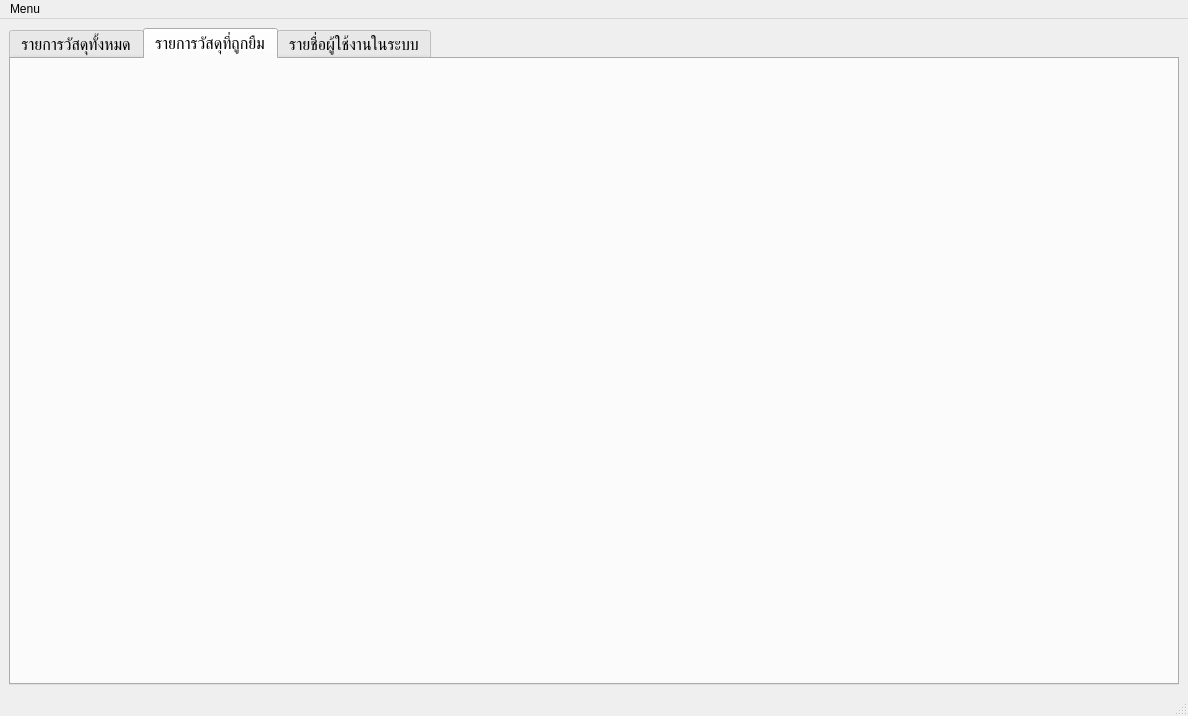
Before: the Qt Designer form UI/Main.ui in oatanurakch/POS_UI, drawn with Qt 5.
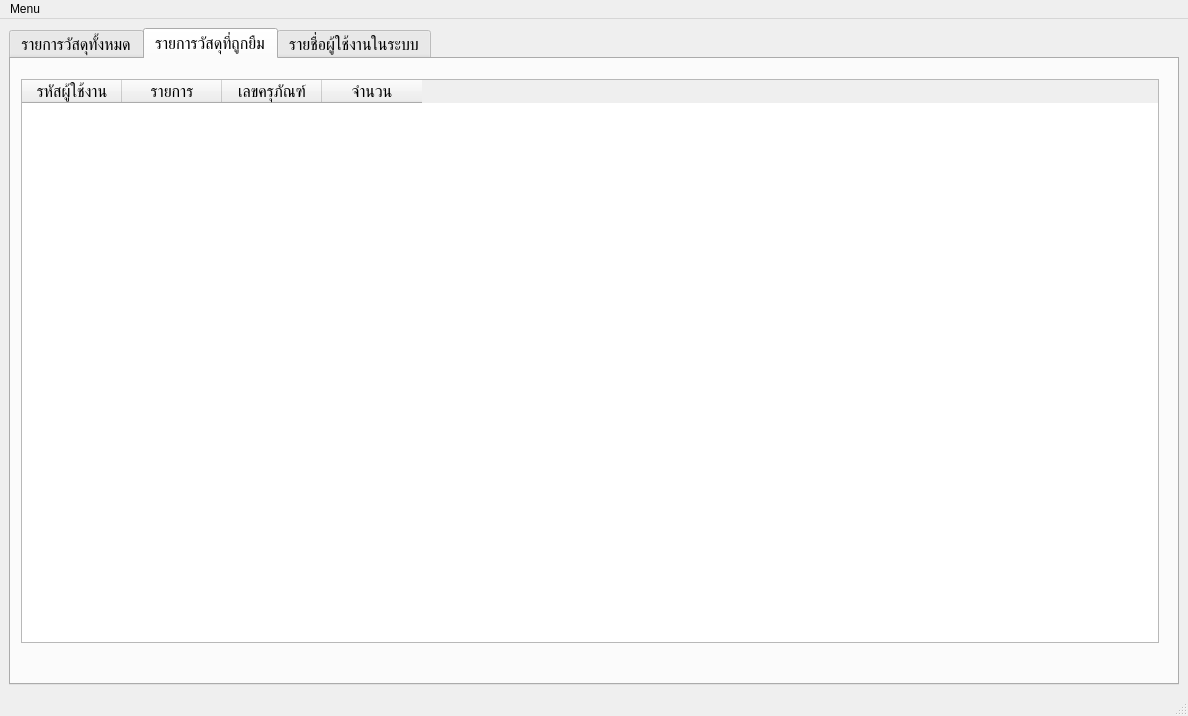
After: the same form once the commit is applied. The open tabs and pages were chosen to show the change.

Patch:
```diff
--- a/UI/Main.ui
+++ b/UI/Main.ui
@@ -186,6 +186,51 @@
        <attribute name="title">
         <string>รายการวัสดุที่ถูกยืม</string>
        </attribute>
+       <widget class="QTableWidget" name="tableListBorrow">
+        <property name="geometry">
+         <rect>
+          <x>10</x>
+          <y>20</y>
+          <width>1138</width>
+          <height>564</height>
+         </rect>
+        </property>
+        <property name="autoScroll">
+         <bool>true</bool>
+        </property>
+        <property name="autoScrollMargin">
+         <number>16</number>
+        </property>
+        <property name="sortingEnabled">
+         <bool>false</bool>
+        </property>
+        <attribute name="horizontalHeaderCascadingSectionResizes">
+         <bool>false</bool>
+        </attribute>
+        <attribute name="horizontalHeaderMinimumSectionSize">
+         <number>36</number>
+        </attribute>
+        <column>
+         <property name="text">
+          <string>รหัสผู้ใช้งาน</string>
+         </property>
+        </column>
+        <column>
+         <property name="text">
+          <string>รายการ</string>
+         </property>
+        </column>
+        <column>
+         <property name="text">
+          <string>เลขครุภัณฑ์</string>
+         </property>
+        </column>
+        <column>
+         <property name="text">
+          <string>จำนวน</string>
+         </property>
+        </column>
+       </widget>
       </widget>
       <widget class="QWidget" name="UserTab">
        <attribute name="title">
```
Left out of the diff: 8 changed lines with no effect on the pictures.
